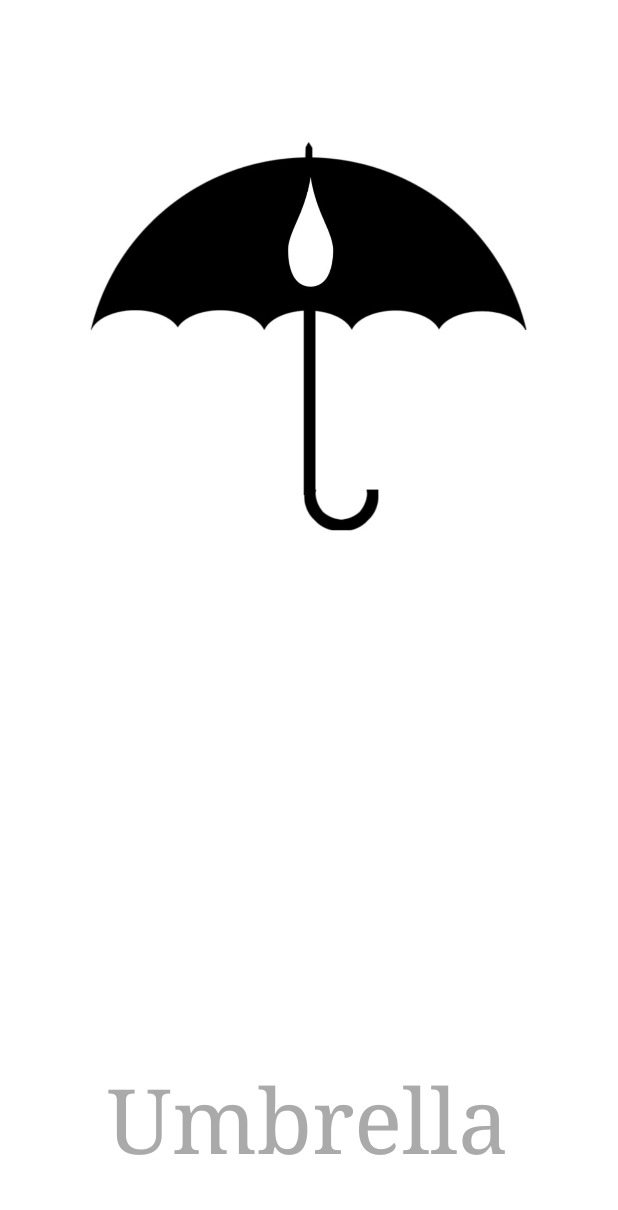
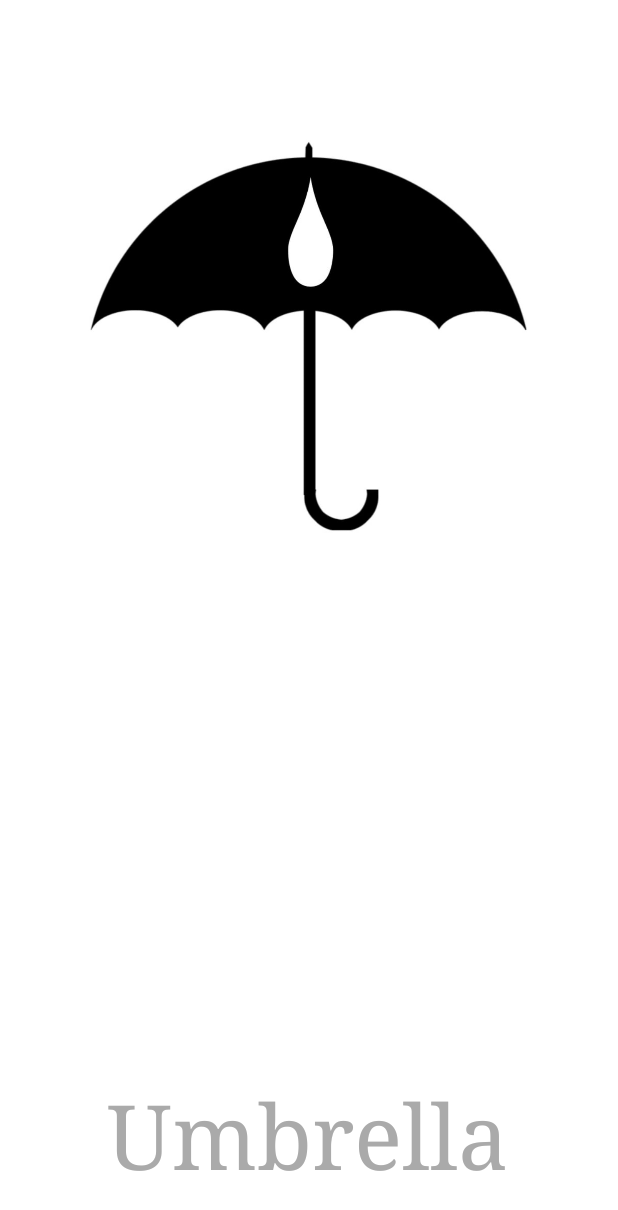
Before and after one commit to ThomasMSHKV/Umbrella, an Android app: the fragment StartFragment shown on its own in the app's theme, on a phone screen of 412 x 824 dp. Shown: the top 1210 px of the screen. Run offline under Robolectric (Android 15) with nearby library versions, the light colour scheme and no system bars.

```diff
--- a/app/build.gradle
+++ b/app/build.gradle
@@ -44,11 +44,11 @@
     implementation 'com.airbnb.android:lottie:3.4.0'
 
     // Corutina
-    implementation 'org.jetbrains.kotlinx:kotlinx-coroutines-android:1.3.7'
-    implementation 'org.jetbrains.kotlinx:kotlinx-coroutines-core:1.3.8'
+    implementation 'org.jetbrains.kotlinx:kotlinx-coroutines-android:1.3.9'
+    implementation 'org.jetbrains.kotlinx:kotlinx-coroutines-core:1.3.9'
 
     //retrofit
     implementation 'com.squareup.retrofit2:retrofit:2.9.0'
-    implementation 'com.squareup.retrofit2:converter-gson:2.6.2'
+    implementation 'com.squareup.retrofit2:converter-gson:2.9.0'
 
 }
--- a/app/src/main/res/layout/fragment_navigation.xml
+++ b/app/src/main/res/layout/fragment_navigation.xml
@@ -56,7 +56,7 @@
             app:layout_constraintStart_toStartOf="parent"
             app:layout_constraintTop_toBottomOf="@id/nameEditText" />
 
-        <Button
+        <ImageView
             android:id="@+id/button_register"
             android:layout_width="100dp"
             android:layout_height="100dp"
--- a/app/src/main/res/layout/fragment_start.xml
+++ b/app/src/main/res/layout/fragment_start.xml
@@ -23,11 +23,11 @@
 
     <TextView
         android:layout_width="270dp"
-        android:layout_height="200dp"
+        android:layout_height="wrap_content"
         android:text="Umbrella"
         android:textColor="@android:color/darker_gray"
         android:textSize="60dp"
-        android:layout_marginTop="400dp"
+        android:layout_marginTop="300dp"
         android:fontFamily="serif"
         app:layout_constraintTop_toBottomOf="@id/loading_um"
         app:layout_constraintStart_toStartOf="parent"
```
Also changed, not shown: app/src/main/java/com/example/umbrella/fragments/NavigationFragment.kt (+10 -3 lines).
